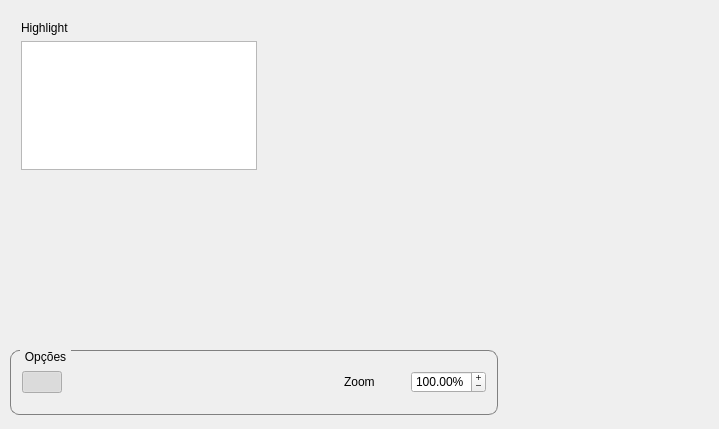
Before: the Qt Designer form z_update/untitled2/mainwindow.ui in hackerlank/training_project, drawn with Qt 5.
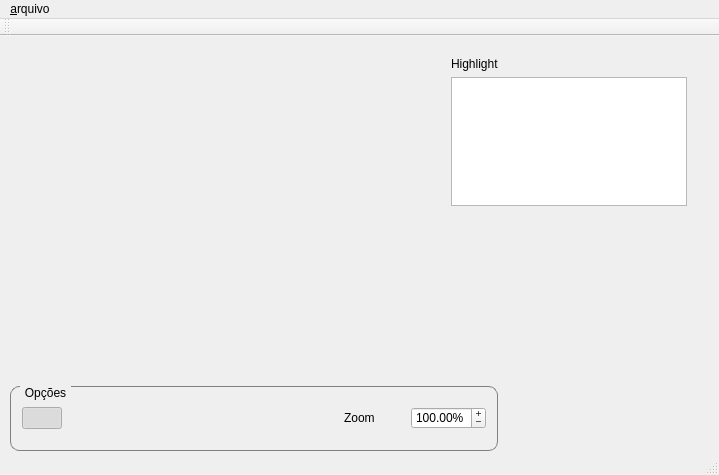
After: the same form once the commit is applied. Icons and pictures are not drawn. Custom widgets are drawn as their Qt base class.

Commit message: Atualização de opções de compilação

Diff of the .ui file:
```diff
--- a/z_update/untitled2/mainwindow.ui
+++ b/z_update/untitled2/mainwindow.ui
@@ -7,7 +7,7 @@
     <x>0</x>
     <y>0</y>
     <width>719</width>
-    <height>429</height>
+    <height>475</height>
    </rect>
   </property>
   <property name="windowTitle">
@@ -17,7 +17,7 @@
    <widget class="QWidget" name="layoutWidget">
     <property name="geometry">
      <rect>
-      <x>10</x>
+      <x>440</x>
       <y>10</y>
       <width>258</width>
       <height>171</height>
@@ -36,16 +36,6 @@
      </item>
     </layout>
    </widget>
-   <widget class="PetriWidget" name="widget" native="true">
-    <property name="geometry">
-     <rect>
-      <x>280</x>
-      <y>20</y>
-      <width>331</width>
-      <height>271</height>
-     </rect>
-    </property>
-   </widget>
    <widget class="QGroupBox" name="groupBox">
     <property name="geometry">
      <rect>
@@ -239,7 +229,63 @@
      </item>
     </layout>
    </widget>
+   <widget class="PetriWidget" name="widget" native="true">
+    <property name="geometry">
+     <rect>
+      <x>30</x>
+      <y>30</y>
+      <width>371</width>
+      <height>291</height>
+     </rect>
+    </property>
+   </widget>
   </widget>
+  <widget class="QMenuBar" name="menuBar">
+   <property name="geometry">
+    <rect>
+     <x>0</x>
+     <y>0</y>
+     <width>719</width>
+     <height>21</height>
+    </rect>
+   </property>
+   <widget class="QMenu" name="menuArquivo">
+    <property name="title">
+     <string>&amp;arquivo</string>
+    </property>
+    <widget class="QMenu" name="menu_novo">
+     <property name="title">
+      <string>&amp;novo</string>
+     </property>
+     <addaction name="action_projeto"/>
+     <addaction name="action_rede"/>
+    </widget>
+    <addaction name="menu_novo"/>
+   </widget>
+   <addaction name="menuArquivo"/>
+  </widget>
+  <widget class="QToolBar" name="toolBar">
+   <property name="windowTitle">
+    <string>toolBar</string>
+   </property>
+   <attribute name="toolBarArea">
+    <enum>TopToolBarArea</enum>
+   </attribute>
+   <attribute name="toolBarBreak">
+    <bool>false</bool>
+   </attribute>
+  </widget>
+  <widget class="QStatusBar" name="statusBar"/>
+  <action name="action_projeto">
+   <property name="text">
+    <string>&amp;projeto</string>
+   </property>
+  </action>
+  <action name="action_rede">
+   <property name="text">
+    <string>&amp;rede</string>
+   </property>
+  </action>
  </widget>
  <layoutdefault spacing="6" margin="11"/>
  <customwidgets>
```
The commit also changes 2 other files.
